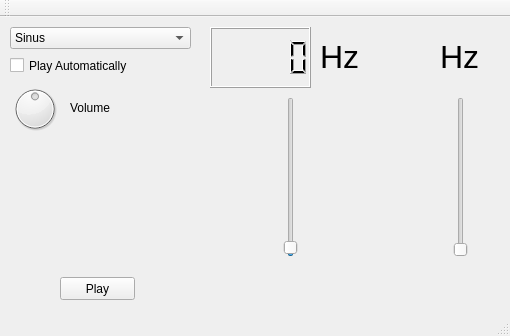
Above: SinusExample/mainwindow.ui from kuemmel/avprg before the change. Below: the same form after it.
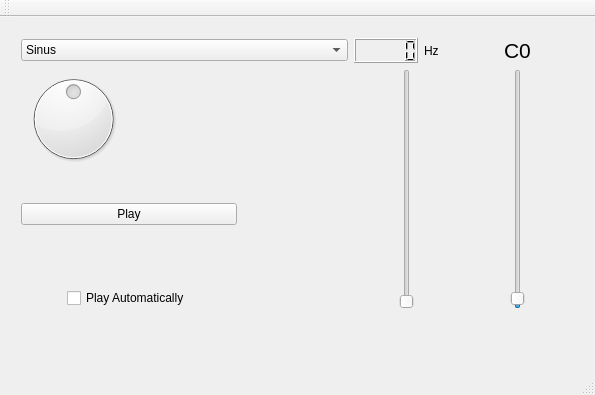
That is the form after the change.

The edit to the form file:
```diff
--- a/SinusExample/mainwindow.ui
+++ b/SinusExample/mainwindow.ui
@@ -6,23 +6,56 @@
    <rect>
     <x>0</x>
     <y>0</y>
-    <width>510</width>
-    <height>336</height>
+    <width>595</width>
+    <height>395</height>
    </rect>
   </property>
   <property name="windowTitle">
    <string>MainWindow</string>
   </property>
   <widget class="QWidget" name="centralWidget">
+   <widget class="QWidget" name="gridLayoutWidget">
+    <property name="geometry">
+     <rect>
+      <x>10</x>
+      <y>10</y>
+      <width>571</width>
+      <height>321</height>
+     </rect>
+    </property>
+    <layout class="QGridLayout" name="gridLayout">
+     <item row="4" column="6" rowspan="7" alignment="Qt::AlignHCenter">
+      <widget class="QSlider" name="FreeAmplitude">
+       <property name="minimum">
+        <number>50</number>
+       </property>
+       <property name="maximum">
+        <number>10000</number>
+       </property>
+       <property name="value">
+        <number>200</number>
+       </property>
+       <property name="orientation">
+        <enum>Qt::Vertical</enum>
+       </property>
+      </widget>
+     </item>
+     <item row="3" column="6">
+      <widget class="QLabel" name="CurrentNote">
+       <property name="text">
+        <string>&lt;html&gt;&lt;head/&gt;&lt;body&gt;&lt;p align=&quot;center&quot;&gt;&lt;span style=&quot; font-size:16pt;&quot;&gt;C0&lt;/span&gt;&lt;/p&gt;&lt;/body&gt;&lt;/html&gt;</string>
+       </property>
+      </widget>
+     </item>
+     <item row="9" column="0" rowspan="3" colspan="2" alignment="Qt::AlignHCenter">
+      <widget class="QCheckBox" name="checkBox">
+       <property name="text">
+        <string>Play Automatically</string>
+       </property>
+      </widget>
+     </item>
+     <item row="4" column="0" rowspan="2">
    <widget class="QDial" name="VolumeControl">
-    <property name="geometry">
-     <rect>
-      <x>10</x>
-      <y>60</y>
-      <width>50</width>
-      <height>64</height>
-     </rect>
-    </property>
     <property name="maximum">
      <number>100</number>
     </property>
@@ -30,28 +63,16 @@
      <number>50</number>
     </property>
    </widget>
-   <widget class="QLabel" name="label">
-    <property name="geometry">
-     <rect>
-      <x>70</x>
-      <y>80</y>
-      <width>61</width>
-      <height>21</height>
-     </rect>
-    </property>
+     </item>
+     <item row="6" column="0" rowspan="3" colspan="2">
+      <widget class="QPushButton" name="pushButton">
     <property name="text">
-     <string>Volume</string>
-    </property>
-   </widget>
+        <string>Play</string>
+       </property>
+      </widget>
+     </item>
+     <item row="3" column="0" colspan="3">
    <widget class="QComboBox" name="SetSource">
-    <property name="geometry">
-     <rect>
-      <x>10</x>
-      <y>10</y>
-      <width>181</width>
-      <height>22</height>
-     </rect>
-    </property>
     <item>
      <property name="text">
       <string>Sinus</string>
@@ -78,99 +99,23 @@
      </property>
     </item>
    </widget>
-   <widget class="QSlider" name="FreeAmplitude">
-    <property name="geometry">
-     <rect>
-      <x>280</x>
-      <y>80</y>
-      <width>22</width>
-      <height>160</height>
-     </rect>
-    </property>
-    <property name="minimum">
-     <number>50</number>
-    </property>
-    <property name="maximum">
-     <number>10000</number>
-    </property>
-    <property name="value">
-     <number>200</number>
-    </property>
-    <property name="orientation">
-     <enum>Qt::Vertical</enum>
-    </property>
-   </widget>
-   <widget class="QPushButton" name="pushButton">
-    <property name="geometry">
-     <rect>
-      <x>60</x>
-      <y>260</y>
-      <width>75</width>
-      <height>23</height>
-     </rect>
-    </property>
+     </item>
+     <item row="3" column="5">
+      <layout class="QHBoxLayout" name="horizontalLayout">
+       <item>
+        <widget class="QLCDNumber" name="CurrentFrequency"/>
+       </item>
+       <item>
+        <widget class="QLabel" name="label_2">
     <property name="text">
-     <string>Play</string>
-    </property>
-   </widget>
-   <widget class="QCheckBox" name="checkBox">
-    <property name="geometry">
-     <rect>
-      <x>10</x>
-      <y>40</y>
-      <width>181</width>
-      <height>17</height>
-     </rect>
-    </property>
-    <property name="text">
-     <string>Play Automatically</string>
-    </property>
-   </widget>
-   <widget class="QLCDNumber" name="CurrentFrequency">
-    <property name="geometry">
-     <rect>
-      <x>210</x>
-      <y>10</y>
-      <width>101</width>
-      <height>61</height>
-     </rect>
-    </property>
-   </widget>
-   <widget class="QLabel" name="FrequenceUnit">
-    <property name="geometry">
-     <rect>
-      <x>320</x>
-      <y>10</y>
-      <width>51</width>
-      <height>61</height>
-     </rect>
-    </property>
-    <property name="text">
-     <string>&lt;html&gt;&lt;head/&gt;&lt;body&gt;&lt;p&gt;&lt;span style=&quot; font-size:24pt;&quot;&gt;Hz&lt;/span&gt;&lt;/p&gt;&lt;/body&gt;&lt;/html&gt;</string>
-    </property>
-   </widget>
-   <widget class="QLabel" name="CurrentNote">
-    <property name="geometry">
-     <rect>
-      <x>440</x>
-      <y>10</y>
-      <width>51</width>
-      <height>61</height>
-     </rect>
-    </property>
-    <property name="text">
-     <string>&lt;html&gt;&lt;head/&gt;&lt;body&gt;&lt;p&gt;&lt;span style=&quot; font-size:24pt;&quot;&gt;Hz&lt;/span&gt;&lt;/p&gt;&lt;/body&gt;&lt;/html&gt;</string>
-    </property>
-   </widget>
+          <string>Hz</string>
+         </property>
+        </widget>
+       </item>
+      </layout>
+     </item>
+     <item row="4" column="5" rowspan="7" alignment="Qt::AlignHCenter">
    <widget class="QSlider" name="NoteSelector">
-    <property name="geometry">
-     <rect>
-      <x>450</x>
-      <y>80</y>
-      <width>22</width>
-      <height>160</height>
-     </rect>
-    </property>
     <property name="maximum">
      <number>107</number>
     </property>
@@ -181,6 +126,9 @@
      <enum>Qt::Vertical</enum>
     </property>
    </widget>
+     </item>
+    </layout>
+   </widget>
   </widget>
   <widget class="QMenuBar" name="menuBar">
    <property name="geometry">
```
Left out of the diff: 2 changed lines with no effect on the pictures. Lines whose indentation alone changed are shown as unchanged.
